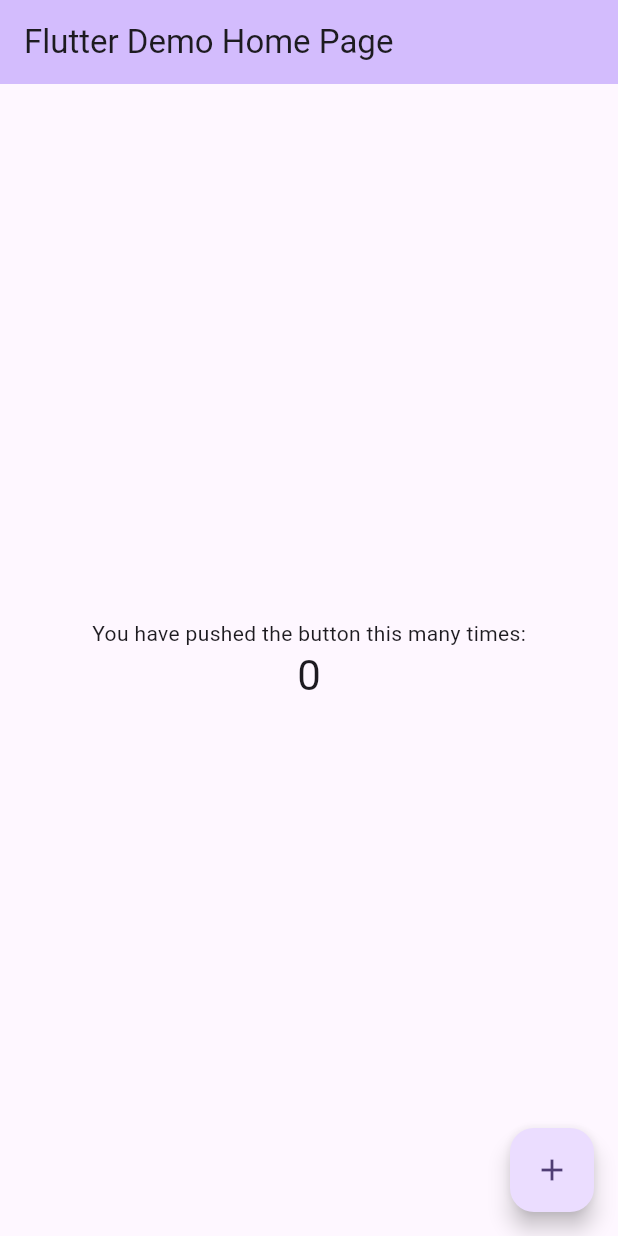
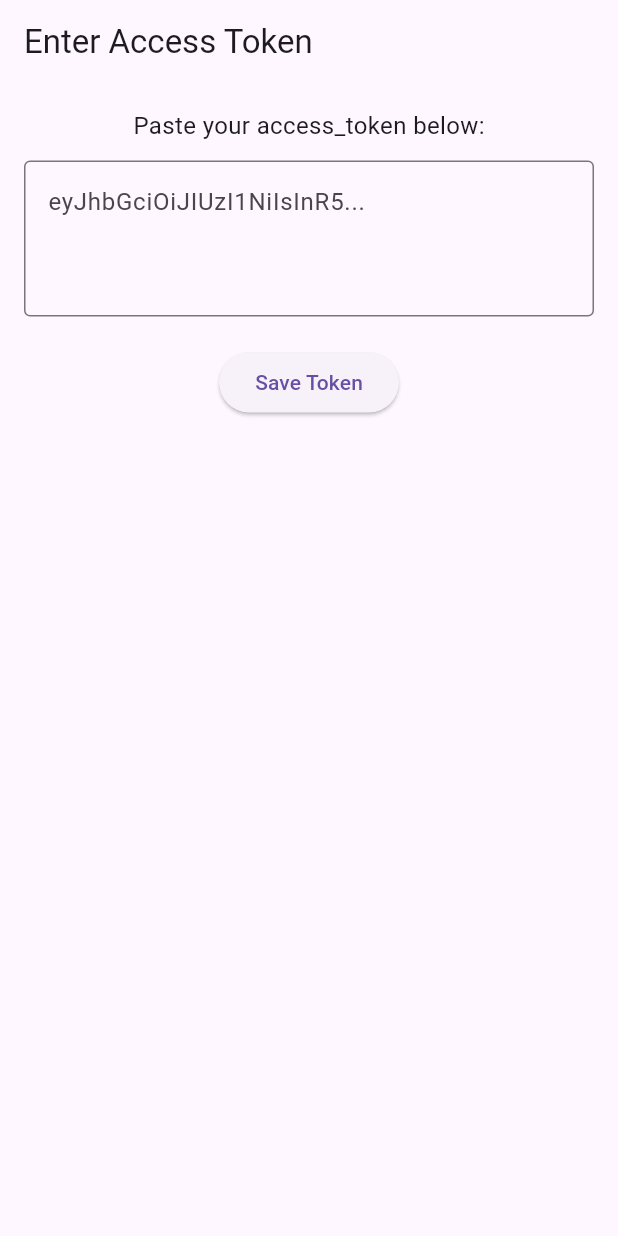
Before and after one commit to ehteshamulhaqueadit/CSE47020_Student_App, a Flutter app: the screen it shows after launch, on a phone screen of 412 x 824 dp. Run offline on Flutter 3.47's test engine with Material 3 defaults, Android fonts, the light colour scheme and no system bars; our stand-ins replace flutter_secure_storage.

Commit message:
feat: added login check and token expiry check on bracu auth manager

```diff
--- /dev/null
+++ b/cse47020_student_app/devtools_options.yaml
@@ -0,0 +1,3 @@
+description: This file stores settings for Dart & Flutter DevTools.
+documentation: https://docs.flutter.dev/tools/devtools/extensions#configure-extension-enablement-states
+extensions:
--- a/cse47020_student_app/lib/main.dart
+++ b/cse47020_student_app/lib/main.dart
@@ -1,122 +1,22 @@
 import 'package:flutter/material.dart';
+import 'pages/home.dart';
+import 'pages/login.dart';
+import 'api/bracu_auth_manager.dart';
 
-void main() {
-  runApp(const MyApp());
+void main() async {
+  // required to safely call async code before runApp.
+  WidgetsFlutterBinding.ensureInitialized();
+
+  // Check login status before runApp
+  final bool loggedIn = await BracuAuthManager().isLoggedIn();
+
+  runApp(
+    MaterialApp(
+      initialRoute: loggedIn ? '/home' : '/login',
+      routes: {
+        '/login': (context) => const LoginPage(),
+        '/home': (context) => const HomePage(),
+      },
+    ),
+  );
 }
-
-class MyApp extends StatelessWidget {
-  const MyApp({super.key});
-
-  // This widget is the root of your application.
-  @override
-  Widget build(BuildContext context) {
-    return MaterialApp(
-      title: 'Flutter Demo',
-      theme: ThemeData(
-        // This is the theme of your application.
-        //
-        // TRY THIS: Try running your application with "flutter run". You'll see
-        // the application has a purple toolbar. Then, without quitting the app,
-        // try changing the seedColor in the colorScheme below to Colors.green
-        // and then invoke "hot reload" (save your changes or press the "hot
-        // reload" button in a Flutter-supported IDE, or press "r" if you used
-        // the command line to start the app).
-        //
-        // Notice that the counter didn't reset back to zero; the application
-        // state is not lost during the reload. To reset the state, use hot
-        // restart instead.
-        //
-        // This works for code too, not just values: Most code changes can be
-        // tested with just a hot reload.
-        colorScheme: ColorScheme.fromSeed(seedColor: Colors.deepPurple),
-      ),
-      home: const MyHomePage(title: 'Flutter Demo Home Page'),
-    );
-  }
-}
-
-class MyHomePage extends StatefulWidget {
-  const MyHomePage({super.key, required this.title});
-
-  // This widget is the home page of your application. It is stateful, meaning
-  // that it has a State object (defined below) that contains fields that affect
-  // how it looks.
-
-  // This class is the configuration for the state. It holds the values (in this
-  // case the title) provided by the parent (in this case the App widget) and
-  // used by the build method of the State. Fields in a Widget subclass are
-  // always marked "final".
-
-  final String title;
-
-  @override
-  State<MyHomePage> createState() => _MyHomePageState();
-}
-
-class _MyHomePageState extends State<MyHomePage> {
-  int _counter = 0;
-
-  void _incrementCounter() {
-    setState(() {
-      // This call to setState tells the Flutter framework that something has
-      // changed in this State, which causes it to rerun the build method below
-      // so that the display can reflect the updated values. If we changed
-      // _counter without calling setState(), then the build method would not be
-      // called again, and so nothing would appear to happen.
-      _counter++;
-    });
-  }
-
-  @override
-  Widget build(BuildContext context) {
-    // This method is rerun every time setState is called, for instance as done
-    // by the _incrementCounter method above.
-    //
-    // The Flutter framework has been optimized to make rerunning build methods
-    // fast, so that you can just rebuild anything that needs updating rather
-    // than having to individually change instances of widgets.
-    return Scaffold(
-      appBar: AppBar(
-        // TRY THIS: Try changing the color here to a specific color (to
-        // Colors.amber, perhaps?) and trigger a hot reload to see the AppBar
-        // change color while the other colors stay the same.
-        backgroundColor: Theme.of(context).colorScheme.inversePrimary,
-        // Here we take the value from the MyHomePage object that was created by
-        // the App.build method, and use it to set our appbar title.
-        title: Text(widget.title),
-      ),
-      body: Center(
-        // Center is a layout widget. It takes a single child and positions it
-        // in the middle of the parent.
-        child: Column(
-          // Column is also a layout widget. It takes a list of children and
-          // arranges them vertically. By default, it sizes itself to fit its
-          // children horizontally, and tries to be as tall as its parent.
-          //
-          // Column has various properties to control how it sizes itself and
-          // how it positions its children. Here we use mainAxisAlignment to
-          // center the children vertically; the main axis here is the vertical
-          // axis because Columns are vertical (the cross axis would be
-          // horizontal).
-          //
-          // TRY THIS: Invoke "debug painting" (choose the "Toggle Debug Paint"
-          // action in the IDE, or press "p" in the console), to see the
-          // wireframe for each widget.
-          mainAxisAlignment: MainAxisAlignment.center,
-          children: <Widget>[
-            const Text('You have pushed the button this many times:'),
-            Text(
-              '$_counter',
-              style: Theme.of(context).textTheme.headlineMedium,
-            ),
-          ],
-        ),
-      ),
-      floatingActionButton: FloatingActionButton(
-        onPressed: _incrementCounter,
-        tooltip: 'Increment',
-        child: const Icon(Icons.add),
-      ), // This trailing comma makes auto-formatting nicer for build methods.
-    );
-  }
-}
--- /dev/null
+++ b/cse47020_student_app/lib/pages/login.dart
@@ -0,0 +1,63 @@
+import 'package:flutter/material.dart';
+import 'package:flutter_secure_storage/flutter_secure_storage.dart';
+
+class LoginPage extends StatefulWidget {
+  const LoginPage({super.key});
+
+  @override
+  State<LoginPage> createState() => _LoginPageState();
+}
+
+class _LoginPageState extends State<LoginPage> {
+  final TextEditingController _tokenController = TextEditingController();
+  final FlutterSecureStorage _storage = const FlutterSecureStorage();
+  String _status = '';
+
+  Future<void> _saveToken() async {
+    final token = _tokenController.text.trim();
+    if (token.isEmpty) {
+      setState(() => _status = "Token is empty!");
+      return;
+    }
+
+    await _storage.write(key: 'access_token', value: token);
+    setState(() => _status = "Access token saved!");
+
+    // Navigate to home.dart
+    Navigator.pushReplacementNamed(context, '/home');
+  }
+
+  @override
+  Widget build(BuildContext context) {
+    return Scaffold(
+      appBar: AppBar(title: const Text("Enter Access Token")),
+      body: Padding(
+        padding: const EdgeInsets.all(16.0),
+        child: Column(
+          children: [
+            const Text(
+              "Paste your access_token below:",
+              style: TextStyle(fontSize: 16),
+            ),
+            const SizedBox(height: 12),
+            TextField(
+              controller: _tokenController,
+              maxLines: 3,
+              decoration: const InputDecoration(
+                border: OutlineInputBorder(),
+                hintText: 'eyJhbGciOiJIUzI1NiIsInR5...',
+              ),
+            ),
+            const SizedBox(height: 20),
+            ElevatedButton(
+              onPressed: _saveToken,
+              child: const Text("Save Token"),
+            ),
+            const SizedBox(height: 10),
+            Text(_status, style: const TextStyle(color: Colors.green)),
+          ],
+        ),
+      ),
+    );
+  }
+}
--- a/cse47020_student_app/pubspec.yaml
+++ b/cse47020_student_app/pubspec.yaml
@@ -34,6 +34,10 @@ dependencies:
   # The following adds the Cupertino Icons font to your application.
   # Use with the CupertinoIcons class for iOS style icons.
   cupertino_icons: ^1.0.8
+  flutter_secure_storage: ^9.2.4
+  permission_handler: ^12.0.1
+  shared_preferences: ^2.5.3
+  http: ^1.4.0
 
 dev_dependencies:
   flutter_test:
```
Also changed, not shown: cse47020_student_app/lib/api/bracu_auth_manager.dart (added, +72 -0 lines), cse47020_student_app/lib/pages/home.dart (added, +40 -0 lines), cse47020_student_app/pubspec.lock, 8 other files.
